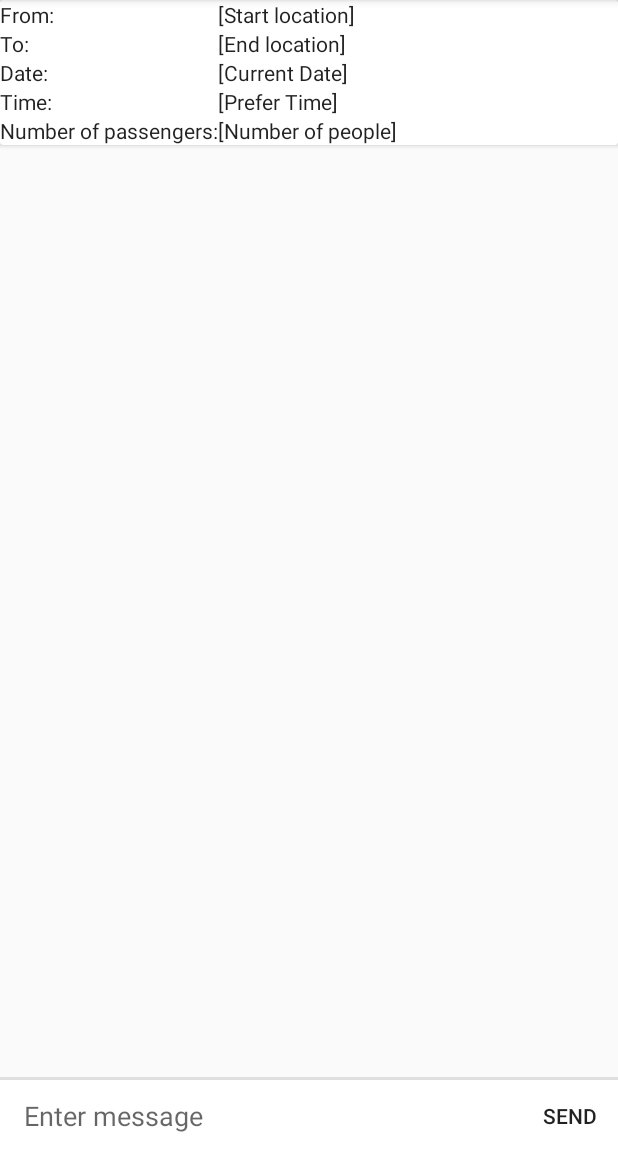
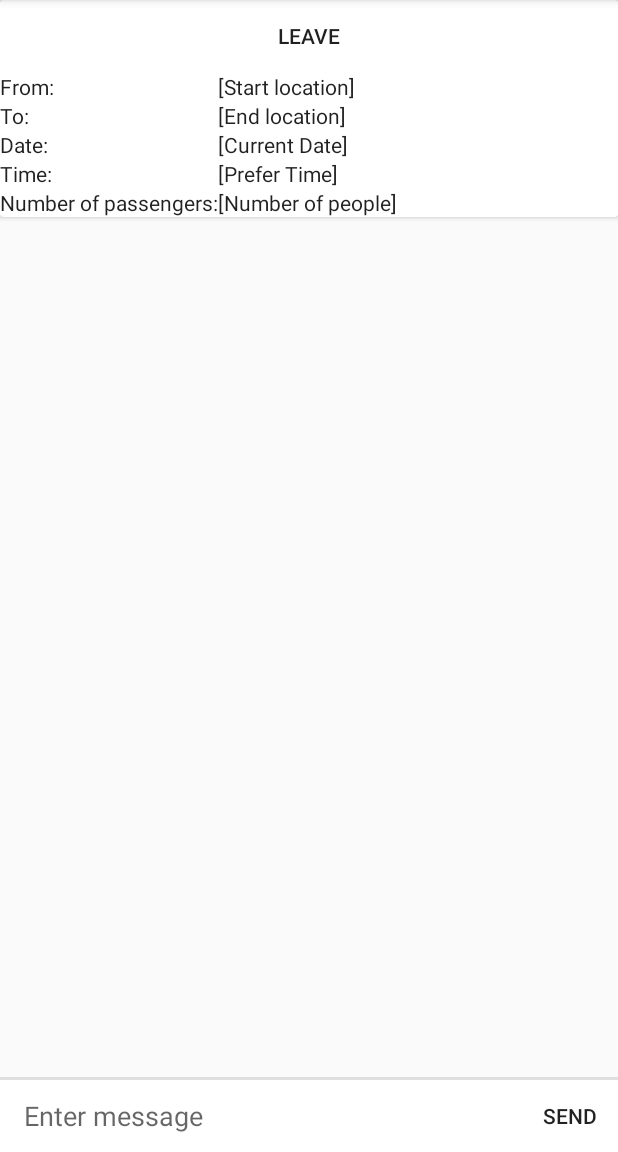
Before and after one commit to henryszex42s/ride_sharing_aos_kotlin, an Android app: the ChatroomActivity screen opened directly, with no data from a screen before it, on a phone screen of 412 x 824 dp, the part 84-1236 px from its top. Run offline under Robolectric (Android 15) with nearby library versions, the phone set to English and light mode, and no system bars; our stand-ins replace Firebase (no records; nobody signed in at launch, a user with empty details on screens opened directly); 7 statements that could not run were skipped.

Commit message:
Add a Leave Button in Chatroom

```diff
--- a/app/build.gradle
+++ b/app/build.gradle
@@ -46,6 +46,5 @@ dependencies {
     //Add Library
     compile 'com.github.ceryle:SegmentedButton:v1.2.2'
     compile 'com.jaredrummler:material-spinner:1.2.4'
-    implementation 'com.firebaseui:firebase-ui-firestore:3.1.0'
 }
 apply plugin: 'com.google.gms.google-services'
--- a/app/src/main/java/fyp/ride_sharing_aos/BaseActivity.kt
+++ b/app/src/main/java/fyp/ride_sharing_aos/BaseActivity.kt
@@ -72,13 +72,13 @@ abstract class BaseActivity : AppCompatActivity() {
     fun callChatRoom()
     {
         dismissProgressDialog()
+        FirebaseManager.detachUserListener()
 
         if(FirebaseManager.isRoomIDValid())
         {
             val intent = Intent(this, ChatroomActivity::class.java)
             startActivity(intent)
             overridePendingTransition(R.anim.slide_in_up,R.anim.slide_out_up)
-            FirebaseManager.detachUserListener()
         }
 
     }
--- a/app/src/main/java/fyp/ride_sharing_aos/activity/AddRouteActivity.kt
+++ b/app/src/main/java/fyp/ride_sharing_aos/activity/AddRouteActivity.kt
@@ -105,7 +105,7 @@ class AddRouteActivity : BaseActivity(), OnMapReadyCallback {
             Toast.makeText(this,
                     "Room is created" ,
                     Toast.LENGTH_SHORT).show()
-                callChatRoom()
+                    callChatRoom()
         }
         else
         {
--- a/app/src/main/java/fyp/ride_sharing_aos/adapters/RoomListAdapter.kt
+++ b/app/src/main/java/fyp/ride_sharing_aos/adapters/RoomListAdapter.kt
@@ -81,13 +81,8 @@ class ViewHolder(val c : Context, val view: View): RecyclerView.ViewHolder(view)
         view.setOnClickListener {
 
             Toast.makeText(c, room.start+" To "+room.destination, Toast.LENGTH_SHORT).show()
-
             (c as HomeActivity).showProgressDialog(c.getString(R.string.progress_loading))
             FirebaseManager.JoinRoom(room.roomid!!,{c.callChatRoom()})
-
-
-
-
         }
 
 
--- a/app/src/main/res/layout/activity_chatroom.xml
+++ b/app/src/main/res/layout/activity_chatroom.xml
@@ -24,6 +24,17 @@
                 android:layout_width="match_parent"
                 android:layout_height="wrap_content"
                 android:stretchColumns="1">
+                <Button
+                    android:id="@+id/button_leave"
+                    android:text="@string/chat_leave"
+                    android:textSize="14dp"
+                    android:background="?attr/selectableItemBackground"
+                    android:clickable="true"
+                    android:layout_width="64dp"
+                    android:layout_height="48dp"
+                    android:gravity="center"
+                    android:layout_gravity="bottom" />
+
                 <TableRow>
                     <TextView
                         android:id="@+id/chat_layout_from"
--- a/app/src/main/res/values/strings.xml
+++ b/app/src/main/res/values/strings.xml
@@ -180,4 +180,7 @@
     <string name="date">Date:</string>
     <string name="time">Time:</string>
 
+    <string name="chat_leave">Leave</string>
+
+
 </resources>
```
Also changed, not shown: app/src/main/java/fyp/ride_sharing_aos/activity/ChatroomActivity.kt (+15 -0 lines), app/src/main/java/fyp/ride_sharing_aos/tools/FirebaseManager.kt (+12 -8 lines).
